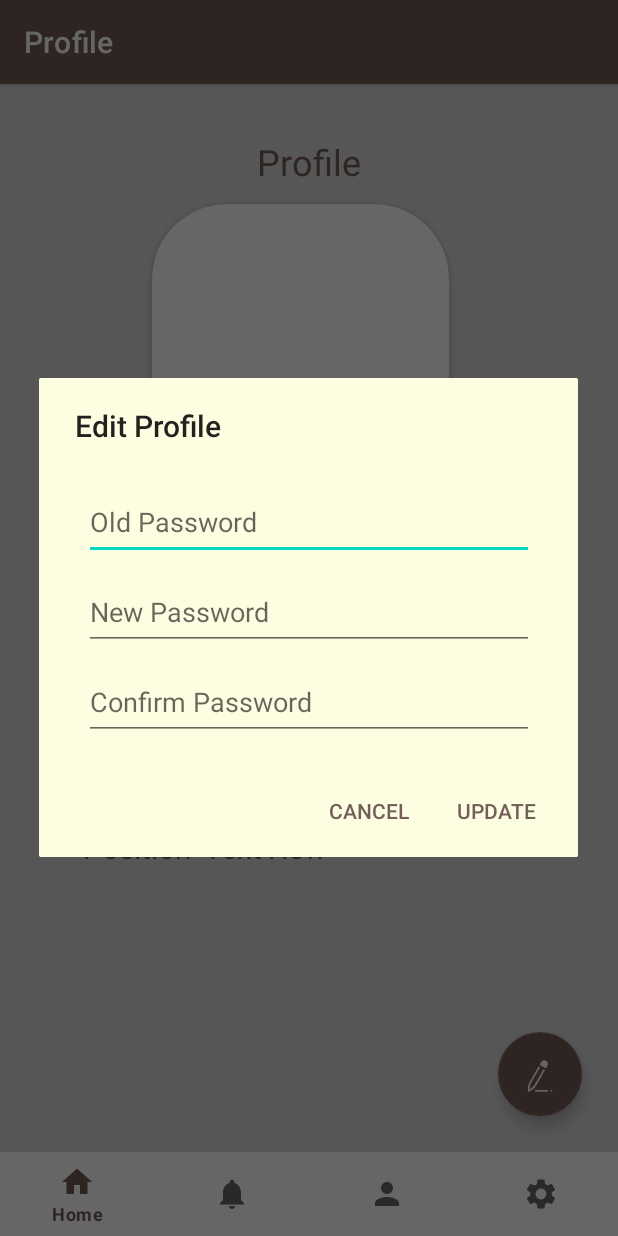
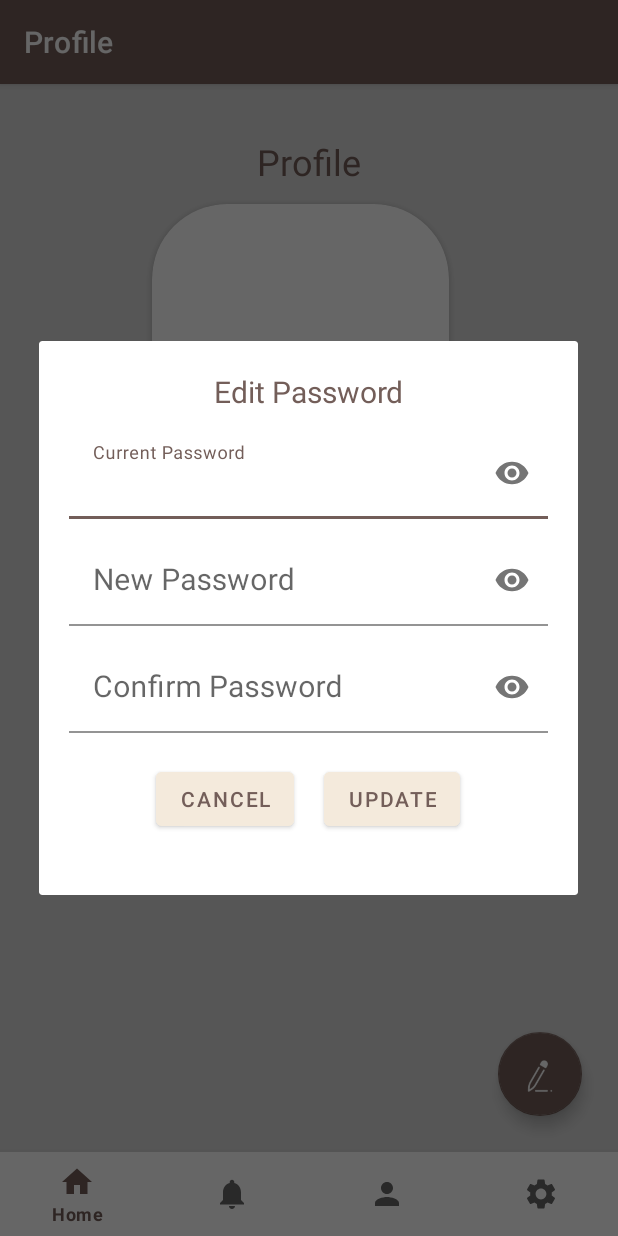
Before and after one commit to ongyijie/CargoLiteAssignment, an Android app: the ProfileFragment screen opened through its navigation route, after a tap on "Edit profile", on a phone screen of 412 x 824 dp. Run offline under Robolectric (Android 15) with nearby library versions, the phone set to English and light mode, and no system bars; our stand-ins replace navigation-ui.

Commit message:
Update Password validation

```diff
--- a/app/src/main/java/my/edu/tarc/cargolite/Products.kt
+++ b/app/src/main/java/my/edu/tarc/cargolite/Products.kt
@@ -43,6 +43,7 @@ class Products : AppCompatActivity() {
         fab_add.setOnClickListener {
             //Inflate the dialog with custom view
             val DialogView = LayoutInflater.from(this).inflate(R.layout.dialog_addproduct, null)
+
             //AlertDialogBuilder
             val myBuilder = AlertDialog.Builder(this)
                     .setView(DialogView)
--- a/app/src/main/java/my/edu/tarc/cargolite/ui/profile/ProfileFragment.kt
+++ b/app/src/main/java/my/edu/tarc/cargolite/ui/profile/ProfileFragment.kt
@@ -1,4 +1,3 @@
-
 package my.edu.tarc.cargolite.ui.profile
 
 import android.app.AlertDialog
@@ -8,17 +7,19 @@ import android.text.TextUtils
 import android.view.LayoutInflater
 import android.view.View
 import android.view.ViewGroup
+import android.widget.EditText
 import android.widget.TextView
+import android.widget.Toast
 import androidx.fragment.app.Fragment
 import androidx.lifecycle.Observer
 import androidx.lifecycle.ViewModelProvider
 import com.google.android.material.floatingactionbutton.FloatingActionButton
+import kotlinx.android.synthetic.main.edit_profile_dialog.view.*
 import my.edu.tarc.cargolite.R
 
 class ProfileFragment : Fragment() {
 
     private lateinit var profileViewModel: ProfileViewModel
-    private lateinit var status : String
 
     override fun onCreateView(
             inflater: LayoutInflater,
@@ -33,63 +34,91 @@ class ProfileFragment : Fragment() {
         profileViewModel.text.observe(viewLifecycleOwner, Observer {
             textView.text = it
         })
+
         //Link UI to program
-        val fab_editProfile : FloatingActionButton = root.findViewById(R.id.fab_editProfile)
+        val fab_editProfile: FloatingActionButton = root.findViewById(R.id.fab_editProfile)
+
         //Edit button onClick show user editProfile dialog
         fab_editProfile.setOnClickListener {
-            // create an alert builder
-            val builder = AlertDialog.Builder(it.context, R.style.MyDialogTheme)
-            builder.setTitle("Edit Profile")
-            // set the custom layout
-            val customLayout: View = layoutInflater.inflate(R.layout.edit_profile_dialog, null);
-            builder.setView(customLayout);
-            builder.apply {
-                setPositiveButton("Update", DialogInterface.OnClickListener { dialog, _ ->
-                    //Link UI to program
-                    val passwordOld : TextView = root.findViewById(R.id.passwordOld)
-                    val passwordNew : TextView = root.findViewById(R.id.passwordNew)
-                    val passwordConfirm : TextView = root.findViewById(R.id.passwordConfirm)
+            //inflate layout for dialog
+            val DialogView = LayoutInflater.from(getActivity()).inflate(R.layout.edit_profile_dialog, null)
 
-                    //validate password update
+            //Link UI from dialog to the program
+            val passwordOld: EditText = DialogView.findViewById(R.id.passwordOld)
+            val passwordNew: EditText = DialogView.findViewById(R.id.passwordNew)
+            val passwordConfirm: EditText = DialogView.findViewById(R.id.passwordConfirm)
+
+            //AlertDialogBuilder
+            val myBuilder = AlertDialog.Builder(getActivity())
+                    .setView(DialogView)
+
+            //Show dialog
+            var dialog = myBuilder.show()
+
+            DialogView.buttonUpdate.setOnClickListener {
+                //Retrieve text from EditText
                 val pswOld = passwordOld.text.toString()
                 val pswNew = passwordNew.text.toString()
                 val pswCon = passwordConfirm.text.toString()
+                var isValid = "true"
 
                 if (TextUtils.isEmpty(pswOld)) {
                     passwordOld.error = "This is a required field"
-                        status = "false"
+                    passwordOld.requestFocus()
+                    isValid = "false"
                 }
                 if (TextUtils.isEmpty(pswNew)) {
                     passwordNew.error = "This is a required field"
-                        status = "false"
+                    passwordNew.requestFocus()
+                    isValid = "false"
                 }
                 if (TextUtils.isEmpty(pswCon)) {
                     passwordConfirm.error = "This is a required field"
-                        status = "false"
+                    passwordConfirm.requestFocus()
+                    isValid = "false"
                 }
                 if (pswNew == pswOld) {
-                        passwordNew.error = "New password cannot be the same as old password"
-                        status = "false"
+                    passwordNew.error = "New password cannot be the same as Current Password"
+                    passwordNew.requestFocus()
+                    isValid = "false"
                 }
                 if (pswCon != pswNew) {
-                        passwordConfirm.error = "Password doesn't match!"
-                        status = "false"
+                    passwordConfirm.error = "Password does not match"
+                    passwordConfirm.requestFocus()
+                    isValid = "false"
                 }
-                    //When user click update, update the database
-                    //code for update database
-                })
-                setNegativeButton("Cancel", DialogInterface.OnClickListener { dialog, _->
-                    //When user click cancel,close the dialog
-                    dialog.cancel()
-                })
+                if (isValid == "true") {
+                    //Update to firestore
+
+                    Toast.makeText(getActivity(), "Validation Success", Toast.LENGTH_SHORT).show()
+                    dialog.dismiss()
                 }
-            // create and show the alert dialog
-            val dialog: AlertDialog = builder.create()
-            dialog.show()
+                else{
+                    Toast.makeText(getActivity(), "Validation Failed", Toast.LENGTH_SHORT).show()
+                }
+            }
+            DialogView.buttonCancel.setOnClickListener {
+                dialog.dismiss()
+            }
         }
         return root
     }//end of View
+/*
+    fun updatePassword() {
+        //var user = firebase.auth().currentUser;
+        //var newPassword = getASecureRandomPassword();
+
+        //user.updatePassword(newPassword).then(function() {
+            // Update successful.
+        //}).catch(function(error) {
+            // An error happened.
+        //});
+        Toast.makeText(getActivity(), "Validation Success", Toast.LENGTH_SHORT).show()
+    }
+ */
 }//end of class
+
+
 /*
 //Inflate edit Profile dialog with a custom view
             val dialogView = LayoutInflater.from(this).inflate(R.layout.edit_profile_dialog, null)
@@ -97,4 +126,13 @@ class ProfileFragment : Fragment() {
             val editBuilder = AlertDialog.Builder(this).setView(dialogView).setTitle("Edit Profile")
             //display dialog
             editBuilder.show()
+----------------------------------------------------------
+var user = firebase.auth().currentUser;
+                        var newPassword = getASecureRandomPassword();
+
+                        user.updatePassword(newPassword).then(function() {
+                            // Update successful.
+                        }).catch(function(error) {
+                            // An error happened.
+                        });
  */
--- a/app/src/main/res/layout/edit_profile_dialog.xml
+++ b/app/src/main/res/layout/edit_profile_dialog.xml
@@ -1,59 +1,112 @@
 <?xml version="1.0" encoding="utf-8"?>
-<androidx.constraintlayout.widget.ConstraintLayout xmlns:android="http://schemas.android.com/apk/res/android"
+<LinearLayout xmlns:android="http://schemas.android.com/apk/res/android"
     xmlns:app="http://schemas.android.com/apk/res-auto"
-    xmlns:tools="http://schemas.android.com/tools"
-    android:layout_width="wrap_content"
+    android:layout_width="match_parent"
+    android:layout_height="match_parent"
+    android:orientation="vertical"
+    android:padding="20dp">
+
+    <TextView
+        android:layout_width="match_parent"
         android:layout_height="wrap_content"
-    android:layout_margin="8dp"
-    android:padding="16dp">
+        android:text="@string/editPassword"
+        android:textAlignment="center"
+        android:textColor="@color/brown"
+        android:textSize="20sp" />
+
+    <com.google.android.material.textfield.TextInputLayout
+        android:id="@+id/oldPasswordTIL"
+        android:layout_width="match_parent"
+        android:layout_height="wrap_content"
+        android:layout_centerHorizontal="true"
+        android:layout_centerVertical="true"
+        app:passwordToggleEnabled="true"
+        android:backgroundTint="@color/white">
 
         <EditText
             android:id="@+id/passwordOld"
-        android:layout_width="300dp"
-        android:layout_height="50dp"
+            android:layout_width="match_parent"
+            android:layout_height="wrap_content"
             android:layout_marginTop="10dp"
+            android:backgroundTint="@color/white"
             android:hint="@string/oldPassword"
+            android:inputType="textPassword"
+            android:textSize="20sp"
             app:layout_constraintEnd_toEndOf="parent"
             app:layout_constraintStart_toStartOf="parent"
-        app:layout_constraintTop_toTopOf="parent">
-        android:id="@+id/text_password_old"
+            app:layout_constraintTop_toTopOf="parent" />
+    </com.google.android.material.textfield.TextInputLayout>
+
+    <com.google.android.material.textfield.TextInputLayout
+        android:id="@+id/newPasswordTIL"
         android:layout_width="match_parent"
         android:layout_height="wrap_content"
-        android:hint="@string/hint_password_old"
-        android:imeOptions="actionNext"
-        android:inputType="textPassword" /></EditText>
+        android:layout_centerHorizontal="true"
+        android:layout_centerVertical="true"
+        app:passwordToggleEnabled="true"
+        android:backgroundTint="@color/white">
 
         <EditText
             android:id="@+id/passwordNew"
-        android:layout_width="300dp"
-        android:layout_height="50dp"
+            android:layout_width="match_parent"
+            android:layout_height="wrap_content"
             android:layout_marginTop="10dp"
+            android:backgroundTint="@color/white"
             android:hint="@string/newPassword"
+            android:inputType="textPassword"
+            android:textSize="20sp"
             app:layout_constraintEnd_toEndOf="parent"
             app:layout_constraintStart_toStartOf="parent"
-        app:layout_constraintTop_toBottomOf="@+id/passwordOld">
-        android:hint="@string/hint_password_new"
-        android:id="@+id/text_password_new"
-        android:imeOptions="actionNext"
-        android:inputType="textPassword"
+            app:layout_constraintTop_toBottomOf="@+id/passwordOld" />
+    </com.google.android.material.textfield.TextInputLayout>
+
+    <com.google.android.material.textfield.TextInputLayout
+        android:id="@+id/confirmPasswordTIL"
+        android:layout_width="match_parent"
         android:layout_height="wrap_content"
-        android:layout_width="match_parent" /></EditText>
+        android:layout_centerHorizontal="true"
+        android:layout_centerVertical="true"
+        app:passwordToggleEnabled="true"
+        android:backgroundTint="@color/white">
 
         <EditText
             android:id="@+id/passwordConfirm"
-        android:layout_width="300dp"
-        android:layout_height="50dp"
+            android:layout_width="match_parent"
+            android:layout_height="wrap_content"
             android:layout_marginTop="10dp"
+            android:backgroundTint="@color/white"
             android:hint="@string/confirmPassword"
+            android:inputType="textPassword"
+            android:textSize="20sp"
             app:layout_constraintEnd_toEndOf="parent"
             app:layout_constraintStart_toStartOf="parent"
-        app:layout_constraintTop_toBottomOf="@+id/passwordNew">
-        android:hint="@string/hint_password_confirm"
-        android:id="@+id/text_password_confirm"
-        android:imeOptions="actionDone"
-        android:inputType="textPassword"
+            app:layout_constraintTop_toBottomOf="@+id/passwordNew" />
+    </com.google.android.material.textfield.TextInputLayout>
+
+    <LinearLayout
+        android:layout_width="match_parent"
         android:layout_height="wrap_content"
-        android:layout_width="match_parent" />
-    </EditText>
+        android:orientation="horizontal"
+        android:layout_margin="10dp"
+        android:gravity="center">
 
-</androidx.constraintlayout.widget.ConstraintLayout>
+        <Button
+            android:id="@+id/buttonCancel"
+            android:layout_width="wrap_content"
+            android:layout_height="wrap_content"
+            android:backgroundTint="@color/lightbrown"
+            android:text="@android:string/cancel"
+            android:textColor="@color/brown"
+            android:layout_margin="10dp"/>
+
+        <Button
+            android:id="@+id/buttonUpdate"
+            android:layout_width="wrap_content"
+            android:layout_height="wrap_content"
+            android:backgroundTint="@color/lightbrown"
+            android:text="@string/update"
+            android:textColor="@color/brown"
+            android:layout_margin="10dp"/>
+    </LinearLayout>
+
+</LinearLayout>
--- a/app/src/main/res/values/strings.xml
+++ b/app/src/main/res/values/strings.xml
@@ -28,7 +28,7 @@
     <string name="hint_productQuantity">Quantity</string>
     <string name="confirm">Confirm</string>
     <string name="cancel">Cancel</string>
-    <string name="oldPassword">Old Password</string>
+    <string name="oldPassword">Current Password</string>
     <string name="newPassword">New Password</string>
     <string name="confirmPassword">Confirm Password</string>
     <string name="position">Position</string>
@@ -38,4 +38,6 @@
     <string name="stockOut">Stock Out</string>
     <string name="noStock">Out Of Stock</string>
     <string name="shipmentHistory">Shipment History</string>
+    <string name="editPassword">Edit Password</string>
+    <string name="update">Update</string>
 </resources>
```
Lines whose indentation alone changed are shown as unchanged.
